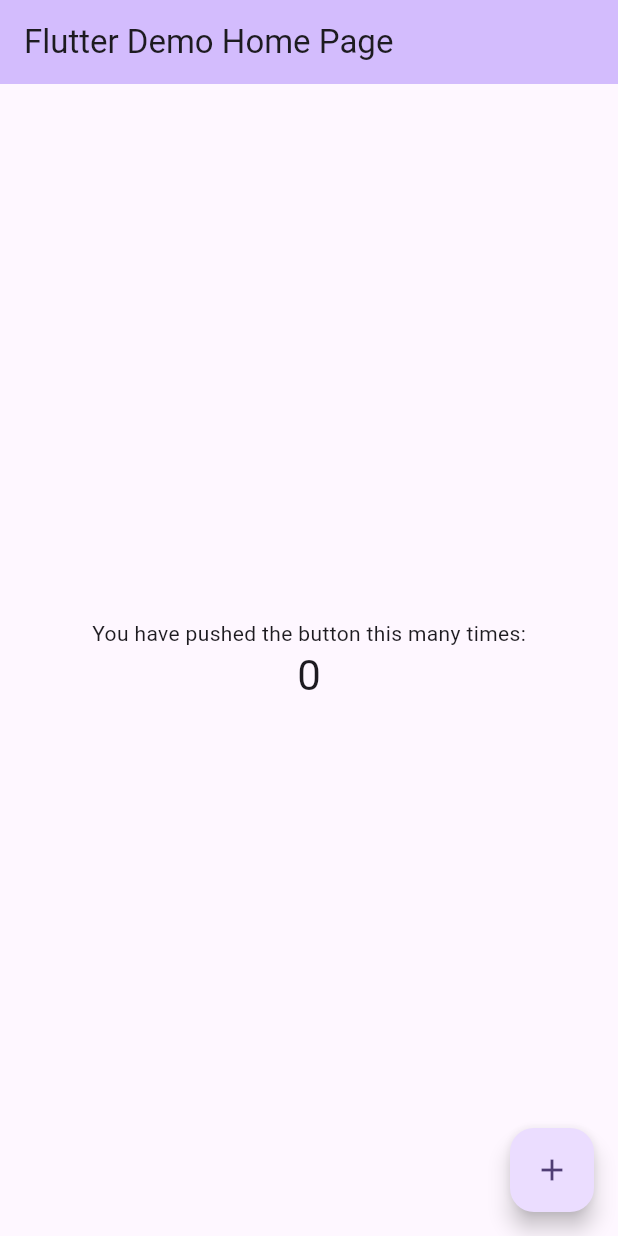
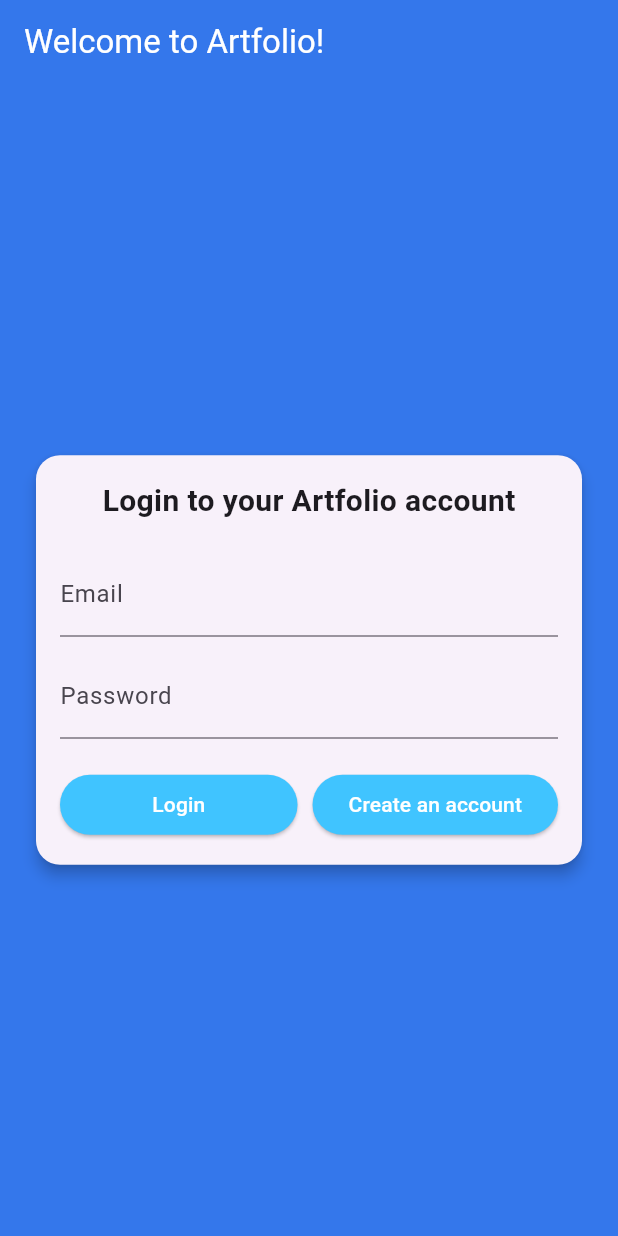
Before and after one commit to kanam23/ArtPortfolioShowcase, a Flutter app: the screen it shows after launch, on a phone screen of 412 x 824 dp. Run offline on Flutter 3.47's test engine with Material 3 defaults, Android fonts, the light colour scheme and no system bars; our stand-ins replace cloud_firestore, firebase_auth, firebase_core; accounts and stored records are empty.

Commit message:
First push and account creation
Login and Registration screens set up, will edit later along with working home screen

```diff
--- /dev/null
+++ b/lib/login_screen.dart
@@ -0,0 +1,136 @@
+import 'package:flutter/material.dart';
+import 'package:firebase_auth/firebase_auth.dart';
+import 'register_screen.dart';
+import 'home_screen.dart';
+
+class LoginScreen extends StatelessWidget {
+  final FirebaseAuth _auth = FirebaseAuth.instance;
+
+  LoginScreen({super.key});
+
+  @override
+  Widget build(BuildContext context) {
+    TextEditingController emailController = TextEditingController();
+    TextEditingController passwordController = TextEditingController();
+
+    void loginUser(BuildContext context) async {
+      try {
+        final userCredential = await _auth.signInWithEmailAndPassword(
+          email: emailController.text,
+          password: passwordController.text,
+        );
+
+        // Navigate to the main chat board screen upon successful login
+        if (userCredential.user != null && context.mounted) {
+          Navigator.pushReplacement(
+            context,
+            MaterialPageRoute(builder: (context) => HomeScreen()),
+          );
+        }
+      } catch (e) {
+        // Display error dialog for unsuccessful login
+        if (context.mounted) {
+          showDialog(
+            context: context,
+            builder: (BuildContext context) {
+              return AlertDialog(
+                title: const Text('Error'),
+                content: const Text(
+                    'Failed to login. Please check your credentials and try again.'),
+                actions: <Widget>[
+                  TextButton(
+                    onPressed: () {
+                      Navigator.of(context).pop();
+                    },
+                    child: const Text('OK'),
+                  ),
+                ],
+              );
+            },
+          );
+        }
+      }
+    }
+
+    void navigateToRegisterScreen(BuildContext context) {
+      Navigator.push(
+        context,
+        MaterialPageRoute(builder: (context) => const RegisterScreen()),
+      );
+    }
+
+    return Container(
+      color: const Color(0xFF3477eb),
+      child: Scaffold(
+        appBar: AppBar(
+          title: const Text('Welcome to Artfolio!'),
+          backgroundColor: Colors.transparent,
+          foregroundColor: Colors.white,
+          elevation: 0,
+        ),
+        backgroundColor: Colors.transparent,
+        body: Center(
+          child: Padding(
+            padding: const EdgeInsets.symmetric(horizontal: 20.0),
+            child: Card(
+              elevation: 4,
+              shape: RoundedRectangleBorder(
+                borderRadius: BorderRadius.circular(16),
+              ),
+              child: Padding(
+                padding: const EdgeInsets.all(16.0),
+                child: Column(
+                  mainAxisSize: MainAxisSize.min,
+                  children: [
+                    const Text(
+                      'Login to your Artfolio account',
+                      style: TextStyle(
+                        fontSize: 20,
+                        fontWeight: FontWeight.bold,
+                      ),
+                    ),
+                    const SizedBox(height: 20),
+                    TextField(
+                      controller: emailController,
+                      decoration: const InputDecoration(labelText: 'Email'),
+                    ),
+                    const SizedBox(height: 12),
+                    TextField(
+                      controller: passwordController,
+                      decoration: const InputDecoration(labelText: 'Password'),
+                      obscureText: true,
+                    ),
+                    const SizedBox(height: 20),
+                    Row(
+                      children: [
+                        Expanded(
+                          child: ElevatedButton(
+                            onPressed: () => loginUser(context),
+                            style: ElevatedButton.styleFrom(
+                              backgroundColor: Colors.lightBlueAccent,
+                              foregroundColor: Colors.white,
+                            ),
+                            child: const Text('Login'),
+                          ),
+                        ),
+                        const SizedBox(width: 10),
+                        ElevatedButton(
+                          onPressed: () => navigateToRegisterScreen(context),
+                          style: ElevatedButton.styleFrom(
+                            backgroundColor: Colors.lightBlueAccent,
+                            foregroundColor: Colors.white,
+                          ),
+                          child: const Text('Create an account'),
+                        ),
+                      ],
+                    ),
+                  ],
+                ),
+              ),
+            ),
+          ),
+        ),
+      ),
+    );
+  }
+}
--- a/lib/main.dart
+++ b/lib/main.dart
@@ -1,125 +1,34 @@
 import 'package:flutter/material.dart';
+import 'package:firebase_core/firebase_core.dart';
+import 'login_screen.dart';
+import 'register_screen.dart';
+import 'firebase_options.dart';
 
-void main() {
+void main() async {
+  WidgetsFlutterBinding.ensureInitialized();
+  await Firebase.initializeApp(
+    options: DefaultFirebaseOptions.currentPlatform,
+  );
   runApp(const MyApp());
 }
 
 class MyApp extends StatelessWidget {
-  const MyApp({super.key});
+  const MyApp({Key? key});
 
-  // This widget is the root of your application.
   @override
   Widget build(BuildContext context) {
     return MaterialApp(
-      title: 'Flutter Demo',
+      title: 'Artfolio - Project 2',
       theme: ThemeData(
-        // This is the theme of your application.
-        //
-        // TRY THIS: Try running your application with "flutter run". You'll see
-        // the application has a purple toolbar. Then, without quitting the app,
-        // try changing the seedColor in the colorScheme below to Colors.green
-        // and then invoke "hot reload" (save your changes or press the "hot
-        // reload" button in a Flutter-supported IDE, or press "r" if you used
-        // the command line to start the app).
-        //
-        // Notice that the counter didn't reset back to zero; the application
-        // state is not lost during the reload. To reset the state, use hot
-        // restart instead.
-        //
-        // This works for code too, not just values: Most code changes can be
-        // tested with just a hot reload.
         colorScheme: ColorScheme.fromSeed(seedColor: Colors.deepPurple),
         useMaterial3: true,
+        scaffoldBackgroundColor: const Color(0xFF3477eb),
       ),
-      home: const MyHomePage(title: 'Flutter Demo Home Page'),
+      initialRoute: '/',
+      routes: {
+        '/': (context) => LoginScreen(),
+        '/register': (context) => const RegisterScreen(),
+      },
     );
   }
 }
-
-class MyHomePage extends StatefulWidget {
-  const MyHomePage({super.key, required this.title});
-
-  // This widget is the home page of your application. It is stateful, meaning
-  // that it has a State object (defined below) that contains fields that affect
-  // how it looks.
-
-  // This class is the configuration for the state. It holds the values (in this
-  // case the title) provided by the parent (in this case the App widget) and
-  // used by the build method of the State. Fields in a Widget subclass are
-  // always marked "final".
-
-  final String title;
-
-  @override
-  State<MyHomePage> createState() => _MyHomePageState();
-}
-
-class _MyHomePageState extends State<MyHomePage> {
-  int _counter = 0;
-
-  void _incrementCounter() {
-    setState(() {
-      // This call to setState tells the Flutter framework that something has
-      // changed in this State, which causes it to rerun the build method below
-      // so that the display can reflect the updated values. If we changed
-      // _counter without calling setState(), then the build method would not be
-      // called again, and so nothing would appear to happen.
-      _counter++;
-    });
-  }
-
-  @override
-  Widget build(BuildContext context) {
-    // This method is rerun every time setState is called, for instance as done
-    // by the _incrementCounter method above.
-    //
-    // The Flutter framework has been optimized to make rerunning build methods
-    // fast, so that you can just rebuild anything that needs updating rather
-    // than having to individually change instances of widgets.
-    return Scaffold(
-      appBar: AppBar(
-        // TRY THIS: Try changing the color here to a specific color (to
-        // Colors.amber, perhaps?) and trigger a hot reload to see the AppBar
-        // change color while the other colors stay the same.
-        backgroundColor: Theme.of(context).colorScheme.inversePrimary,
-        // Here we take the value from the MyHomePage object that was created by
-        // the App.build method, and use it to set our appbar title.
-        title: Text(widget.title),
-      ),
-      body: Center(
-        // Center is a layout widget. It takes a single child and positions it
-        // in the middle of the parent.
-        child: Column(
-          // Column is also a layout widget. It takes a list of children and
-          // arranges them vertically. By default, it sizes itself to fit its
-          // children horizontally, and tries to be as tall as its parent.
-          //
-          // Column has various properties to control how it sizes itself and
-          // how it positions its children. Here we use mainAxisAlignment to
-          // center the children vertically; the main axis here is the vertical
-          // axis because Columns are vertical (the cross axis would be
-          // horizontal).
-          //
-          // TRY THIS: Invoke "debug painting" (choose the "Toggle Debug Paint"
-          // action in the IDE, or press "p" in the console), to see the
-          // wireframe for each widget.
-          mainAxisAlignment: MainAxisAlignment.center,
-          children: <Widget>[
-            const Text(
-              'You have pushed the button this many times:',
-            ),
-            Text(
-              '$_counter',
-              style: Theme.of(context).textTheme.headlineMedium,
-            ),
-          ],
-        ),
-      ),
-      floatingActionButton: FloatingActionButton(
-        onPressed: _incrementCounter,
-        tooltip: 'Increment',
-        child: const Icon(Icons.add),
-      ), // This trailing comma makes auto-formatting nicer for build methods.
-    );
-  }
-}
```
Also changed, not shown: lib/home_screen.dart (added, +38 -0 lines), lib/register_screen.dart (added, +267 -0 lines), pubspec.yaml (+161 -1 lines), lib/firebase_options.dart (added).
